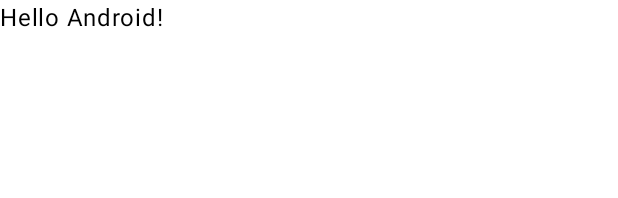
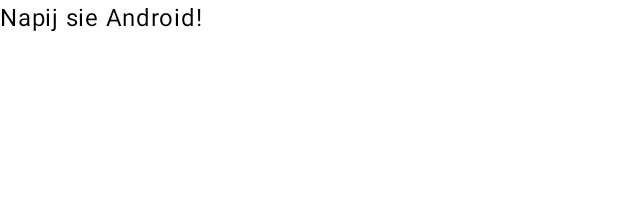
Before and after one commit to jlibleft/Water_drinkning, an Android app built with Jetpack Compose: the @Preview function GreetingPreview, on a phone screen of 412 x 824 dp. Shown: the top 198 px of the screen. Run offline under Robolectric (Android 15) with nearby library versions, the phone set to English and light mode, and no system bars.

Commit message:
zmiana komunikatu startowego

```diff
--- a/app/src/main/java/com/example/water_drinking/MainActivity.kt
+++ b/app/src/main/java/com/example/water_drinking/MainActivity.kt
@@ -33,7 +33,7 @@
 @Composable
 fun Greeting(name: String, modifier: Modifier = Modifier) {
     Text(
-        text = "Hello $name!",
+        text = "Napij sie $name!",
         modifier = modifier
     )
 }
```
